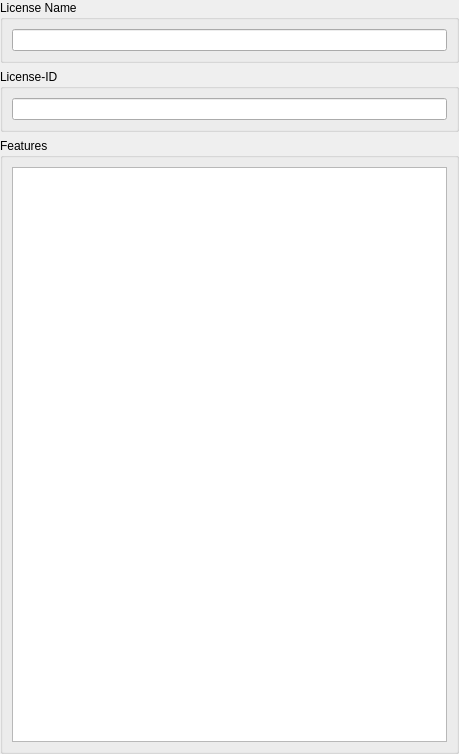
Old version of the form Include/imtlicgui/CLicenseInfoEditorGuiComp.ui in the repository ImagingTools/ImtCore.
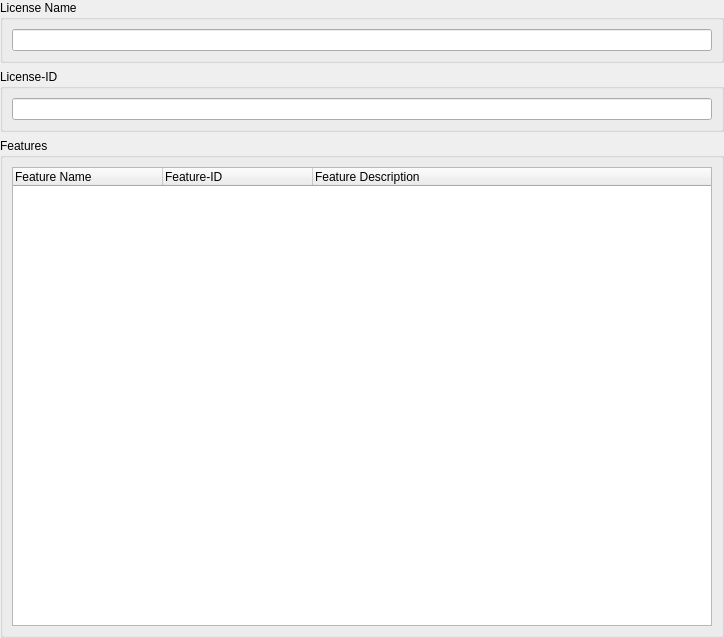
New version of the form.

Commit message: Show additional infarmation for features in license editor

The edit to the form file:
```diff
--- a/Include/imtlicgui/CLicenseInfoEditorGuiComp.ui
+++ b/Include/imtlicgui/CLicenseInfoEditorGuiComp.ui
@@ -6,8 +6,8 @@
    <rect>
     <x>0</x>
     <y>0</y>
-    <width>459</width>
-    <height>754</height>
+    <width>724</width>
+    <height>638</height>
    </rect>
   </property>
   <property name="windowTitle">
@@ -165,12 +165,31 @@
      <layout class="QHBoxLayout" name="horizontalLayout_4">
       <item>
        <widget class="QTreeWidget" name="Features">
+        <property name="columnCount">
+         <number>3</number>
+        </property>
         <attribute name="headerVisible">
-         <bool>false</bool>
+         <bool>true</bool>
         </attribute>
+        <attribute name="headerMinimumSectionSize">
+         <number>50</number>
+        </attribute>
+        <attribute name="headerDefaultSectionSize">
+         <number>150</number>
+        </attribute>
         <column>
          <property name="text">
-          <string notr="true">1</string>
+          <string notr="true">Feature Name</string>
+         </property>
+        </column>
+        <column>
+         <property name="text">
+          <string notr="true">Feature-ID</string>
+         </property>
+        </column>
+        <column>
+         <property name="text">
+          <string notr="true">Feature Description</string>
          </property>
         </column>
        </widget>
```
The commit also changes 4 other files.
